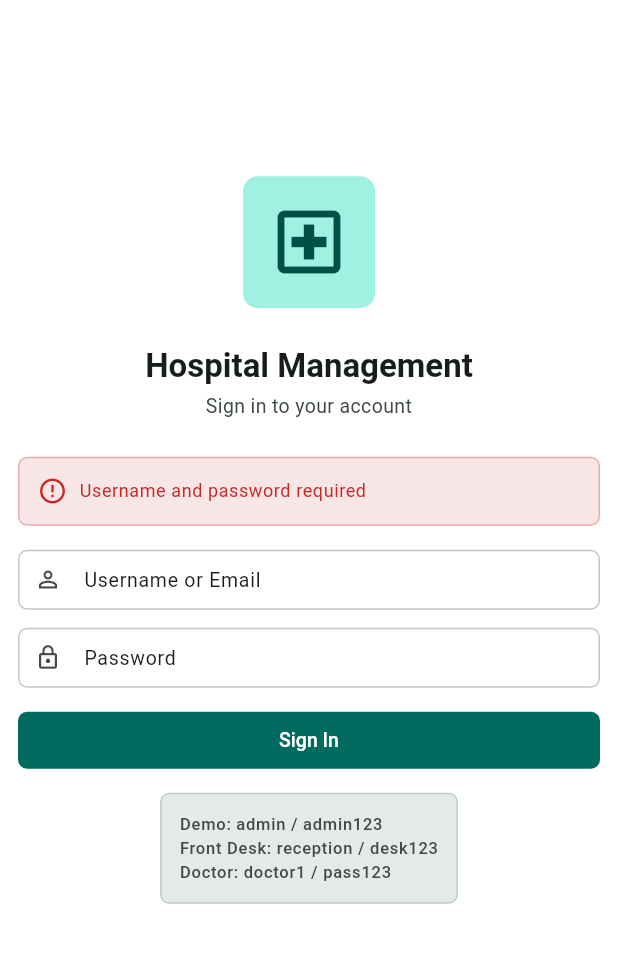
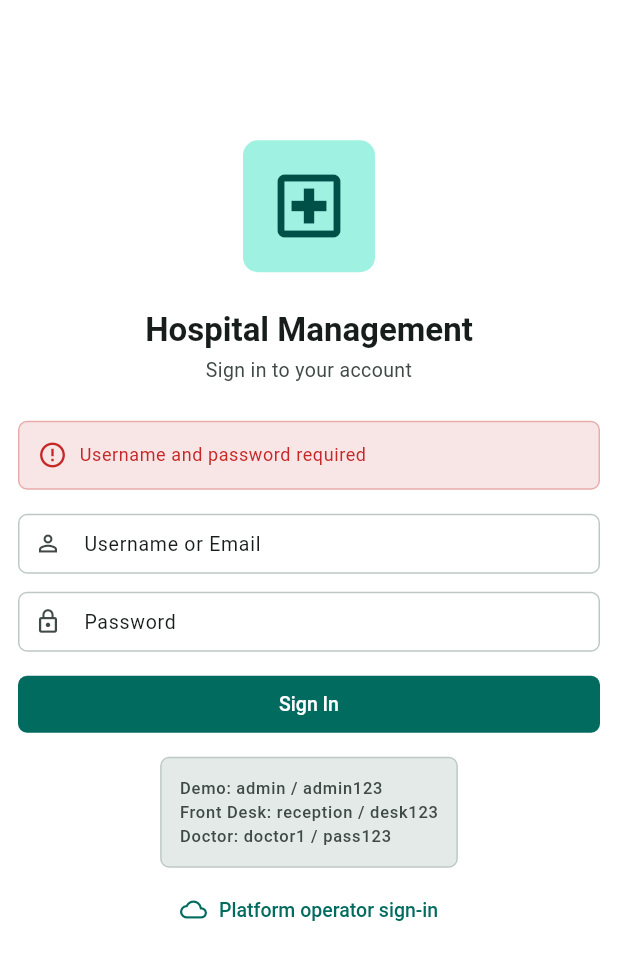
Before and after one commit to DileepJexpert/katixo-hospital-os, a Flutter app: the screen it shows after launch, scrolled down 52 dp, after a tap on "Sign In", on a phone screen of 412 x 824 dp, the part 78-1058 px from its top. Run offline on Flutter 3.47's test engine with Material 3 defaults, Android fonts, the phone set to English and light mode, and no system bars; our stand-ins replace go_router, shared_preferences; missing offline and left inert: dart:html; accounts and stored records are empty.

Commit message:
Flutter: Platform Operator Console UI (login + tenant management) (#44)
* Flutter: Platform Operator Console UI (login + tenant management)

Front-end for the platform control plane added in #42 — gives the
PLATFORM_ADMIN a real login path and a tenant-management screen.

- Login screen: a "Platform operator sign-in" toggle switches the form to the
  control plane (tenant-less). Calls the new AuthState.loginPlatform against
  /api/v1/auth/platform/login; hides MFA (hospital-only) and shows the dev
  operator hint (platformadmin / platform123).
- AuthState.loginPlatform: posts to the platform endpoint and builds a
  CurrentUser with role PLATFORM_ADMIN and empty tenant ids (platform endpoints
  authorise off the JWT, not the X-Tenant-Id header).
- Routing: PLATFORM_ADMIN → PlatformConsoleHome.
- PlatformConsoleHome: AppShell with a single Tenants module + sign-out.
- PlatformTenantsScreen: KPI strip (total / active / suspended / provisioning),
  tenant list with status chips, per-row Suspend/Activate, and a Provision
  dialog (tenantId + displayName). Backed by GET/POST /api/v1/platform/tenants
  and the suspend/activate endpoints. Mounted-guarded, role-isolated, uses the
  shared design widgets (PageContainer/SectionCard/KpiTile/EmptyState/StatusChip
  /MessageBanner).

Verified with Flutter 3.44.2: analyze = 0, flutter test = 40 passing,
flutter build web succeeds.

Co-Authored-By: Claude Opus 4.8 (1M context) <noreply@anthropic.com>
Claude-Session: https://claude.ai/code/session_013ZACsdEe9qGu7DMNxpSjdy

* Guard _act continuation with a mounted check (Codex review)

If the operator signs out while a suspend/activate/provision request is in
flight, the screen is disposed before api.post returns; the success branch then
called setState/_load on a dead State (setState-after-dispose). Add
`if (!mounted) return;` after the await, matching the finally block's guard.

Co-Authored-By: Claude Opus 4.8 (1M context) <noreply@anthropic.com>
Claude-Session: https://claude.ai/code/session_013ZACsdEe9qGu7DMNxpSjdy

---------

Co-authored-by: Claude <noreply@anthropic.com>

```diff
--- a/katixo-hospital-app/lib/core/routing/app_router.dart
+++ b/katixo-hospital-app/lib/core/routing/app_router.dart
@@ -10,6 +10,7 @@ import '../../features/front_desk/front_desk_home.dart';
 import '../../features/lab/lab_tech_home.dart';
 import '../../features/nursing/nurse_home.dart';
 import '../../features/pharmacy/pharmacist_home.dart';
+import '../../features/platform/platform_console_home.dart';
 import '../auth/auth_state.dart';
 
 /// Central routing. `refreshListenable` re-evaluates redirects whenever
@@ -43,6 +44,7 @@ GoRouter createRouter(AuthState authState) {
 /// dedicated module yet land on the front-desk home.
 Widget _roleHome(AuthState authState) {
   return switch (authState.currentUser?.role) {
+    'PLATFORM_ADMIN' => const PlatformConsoleHome(),
     'SUPER_ADMIN' => const SuperAdminHome(),
     'DOCTOR' => const DoctorHome(),
     'PHARMACIST' => const PharmacistHome(),
--- a/katixo-hospital-app/lib/features/auth/login_screen.dart
+++ b/katixo-hospital-app/lib/features/auth/login_screen.dart
@@ -21,6 +21,7 @@ class _LoginScreenState extends State<LoginScreen> {
   late TextEditingController _mfaCtrl;
   bool _isLoading = false;
   bool _mfaRequired = false;
+  bool _platformMode = false; // platform-operator (control plane) sign-in
   String? _error;
 
   @override
@@ -39,12 +40,21 @@ class _LoginScreenState extends State<LoginScreen> {
     super.dispose();
   }
 
+  void _toggleMode() {
+    setState(() {
+      _platformMode = !_platformMode;
+      _mfaRequired = false;
+      _error = null;
+      _mfaCtrl.clear();
+    });
+  }
+
   Future<void> _handleLogin() async {
     if (_usernameCtrl.text.isEmpty || _passwordCtrl.text.isEmpty) {
       setState(() => _error = 'Username and password required');
       return;
     }
-    if (_mfaRequired && _mfaCtrl.text.isEmpty) {
+    if (!_platformMode && _mfaRequired && _mfaCtrl.text.isEmpty) {
       setState(() => _error = 'Enter the 6-digit code from your authenticator app');
       return;
     }
@@ -58,24 +68,29 @@ class _LoginScreenState extends State<LoginScreen> {
       final authState = context.read<AuthState>();
       final apiClient = context.read<ApiClient>();
 
+      if (_platformMode) {
+        await authState.loginPlatform(
+            _usernameCtrl.text, _passwordCtrl.text, apiClient);
+      } else {
         await authState.login(
           _usernameCtrl.text,
           _passwordCtrl.text,
           apiClient,
           mfaCode: _mfaRequired ? _mfaCtrl.text : null,
         );
+      }
 
       // Navigation handled by router redirect watching authState.
     } on UnauthorizedException {
       setState(() => _error = 'Invalid credentials');
     } on ApiException catch (e) {
       // The account has two-factor on: reveal the code field and prompt.
-      if (e.error.error == 'MFA_REQUIRED') {
+      if (!_platformMode && e.error.error == 'MFA_REQUIRED') {
         setState(() {
           _mfaRequired = true;
           _error = 'Enter the 6-digit code from your authenticator app';
         });
-      } else if (e.error.error == 'INVALID_MFA_CODE') {
+      } else if (!_platformMode && e.error.error == 'INVALID_MFA_CODE') {
         setState(() {
           _mfaRequired = true;
           _error = e.error.message;
@@ -128,7 +143,9 @@ class _LoginScreenState extends State<LoginScreen> {
                       borderRadius: Corners.mdRadius,
                     ),
                     child: Icon(
-                      Icons.local_hospital_outlined,
+                      _platformMode
+                          ? Icons.cloud_outlined
+                          : Icons.local_hospital_outlined,
                       size: 56,
                       color: scheme.onPrimaryContainer,
                     ),
@@ -136,13 +153,15 @@ class _LoginScreenState extends State<LoginScreen> {
                   const SizedBox(height: Space.xl),
 
                   Text(
-                    'Hospital Management',
+                    _platformMode ? 'Platform Console' : 'Hospital Management',
                     style: theme.textTheme.headlineMedium,
                     textAlign: TextAlign.center,
                   ),
                   const SizedBox(height: Space.xs),
                   Text(
-                    'Sign in to your account',
+                    _platformMode
+                        ? 'Operator sign-in (manage hospital tenants)'
+                        : 'Sign in to your account',
                     style: theme.textTheme.bodyMedium
                         ?.copyWith(color: scheme.onSurfaceVariant),
                     textAlign: TextAlign.center,
@@ -181,9 +200,10 @@ class _LoginScreenState extends State<LoginScreen> {
                   TextField(
                     controller: _usernameCtrl,
                     enabled: !_isLoading,
-                    decoration: const InputDecoration(
-                      labelText: 'Username or Email',
-                      prefixIcon: Icon(Icons.person_outline),
+                    decoration: InputDecoration(
+                      labelText:
+                          _platformMode ? 'Operator username' : 'Username or Email',
+                      prefixIcon: const Icon(Icons.person_outline),
                     ),
                   ),
                   const SizedBox(height: Space.md),
@@ -194,7 +214,7 @@ class _LoginScreenState extends State<LoginScreen> {
                     enabled: !_isLoading,
                     obscureText: true,
                     onSubmitted: (_) {
-                      if (!_mfaRequired) _handleLogin();
+                      if (_platformMode || !_mfaRequired) _handleLogin();
                     },
                     decoration: const InputDecoration(
                       labelText: 'Password',
@@ -202,8 +222,8 @@ class _LoginScreenState extends State<LoginScreen> {
                     ),
                   ),
 
-                  // Two-factor code (shown once the account asks for it)
-                  if (_mfaRequired) ...[
+                  // Two-factor code (hospital staff only, once asked for it)
+                  if (!_platformMode && _mfaRequired) ...[
                     const SizedBox(height: Space.md),
                     TextField(
                       controller: _mfaCtrl,
@@ -248,10 +268,27 @@ class _LoginScreenState extends State<LoginScreen> {
                       border: Border.all(color: scheme.outlineVariant),
                     ),
                     child: Text(
-                      'Demo: admin / admin123\nFront Desk: reception / desk123\nDoctor: doctor1 / pass123',
+                      _platformMode
+                          ? 'Demo operator: platformadmin / platform123'
+                          : 'Demo: admin / admin123\nFront Desk: reception / desk123\nDoctor: doctor1 / pass123',
                       style: theme.textTheme.labelSmall
                           ?.copyWith(color: scheme.onSurfaceVariant),
                     ),
+                  ),
+                  const SizedBox(height: Space.sm),
+
+                  // Switch between hospital staff and platform operator sign-in.
+                  TextButton.icon(
+                    onPressed: _isLoading ? null : _toggleMode,
+                    icon: Icon(
+                      _platformMode
+                          ? Icons.local_hospital_outlined
+                          : Icons.cloud_outlined,
+                      size: 18,
+                    ),
+                    label: Text(_platformMode
+                        ? 'Hospital staff sign-in'
+                        : 'Platform operator sign-in'),
                   ),
                 ],
               ),
```
Also changed, not shown: katixo-hospital-app/lib/core/auth/auth_state.dart (+30 -0 lines), katixo-hospital-app/lib/features/platform/platform_console_home.dart (added, +54 -0 lines), katixo-hospital-app/lib/features/platform/platform_tenants_screen.dart (added, +280 -0 lines). Lines whose indentation alone changed are shown as unchanged.
